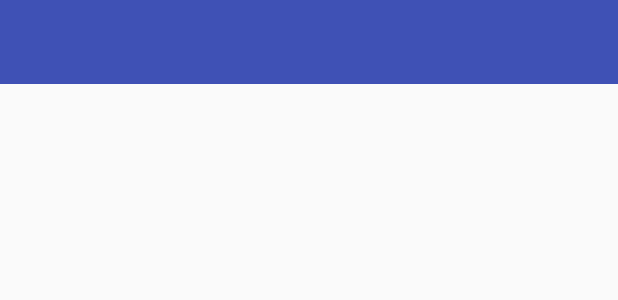
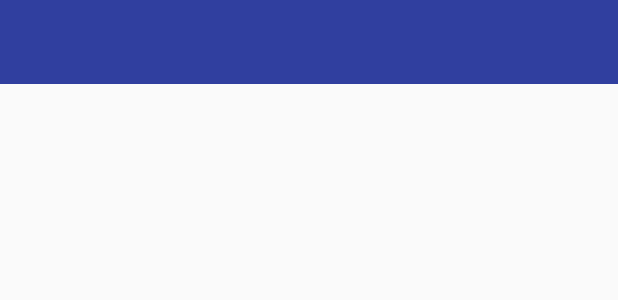
Before and after one commit to lambrechtalex/STLZoo, an Android app: the layout activity_maps.xml on its own in the app's theme, with its tools: preview values and no code run, on a phone screen of 412 x 824 dp. Shown: the top 300 px of the screen. Run offline under Robolectric (Android 15) with nearby library versions, the phone set to English and light mode, and no system bars.

Commit message:
changed Map Activity to activity

```diff
--- a/app/src/main/res/layout/activity_maps.xml
+++ b/app/src/main/res/layout/activity_maps.xml
@@ -11,7 +11,7 @@
             android:id="@+id/toolbar"
             android:layout_width="match_parent"
             android:layout_height="?attr/actionBarSize"
-            android:background="?attr/colorPrimary"
+            android:background="?attr/colorPrimaryDark"
             />
         <com.google.android.gms.maps.MapView
             android:id="@+id/map_view"
```
